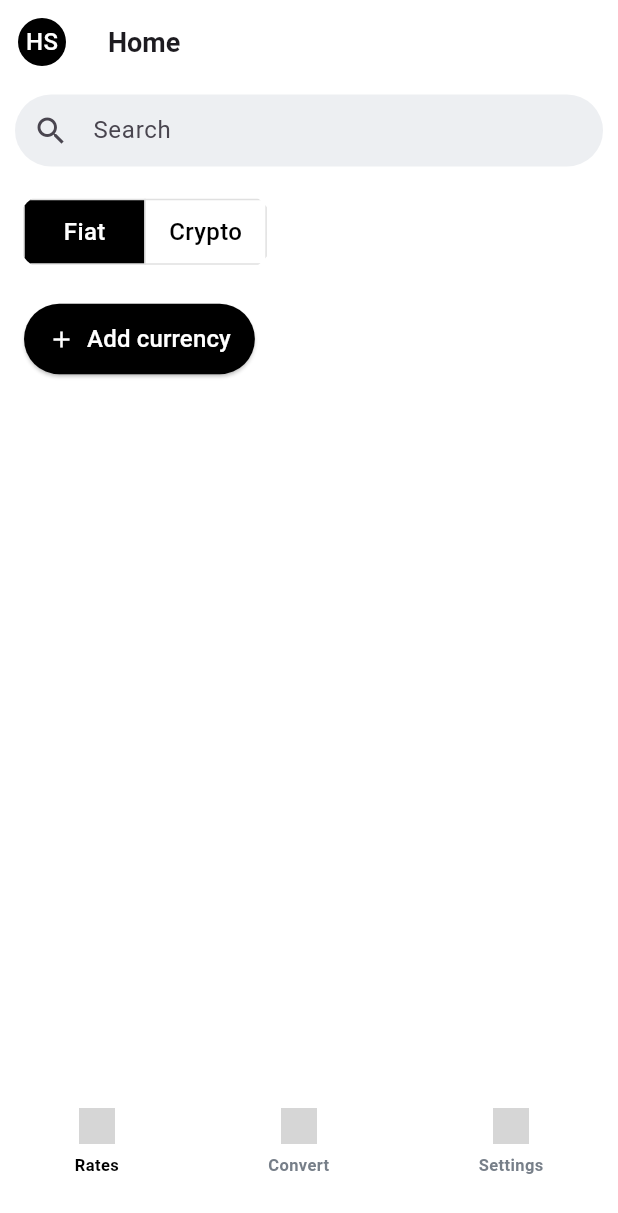
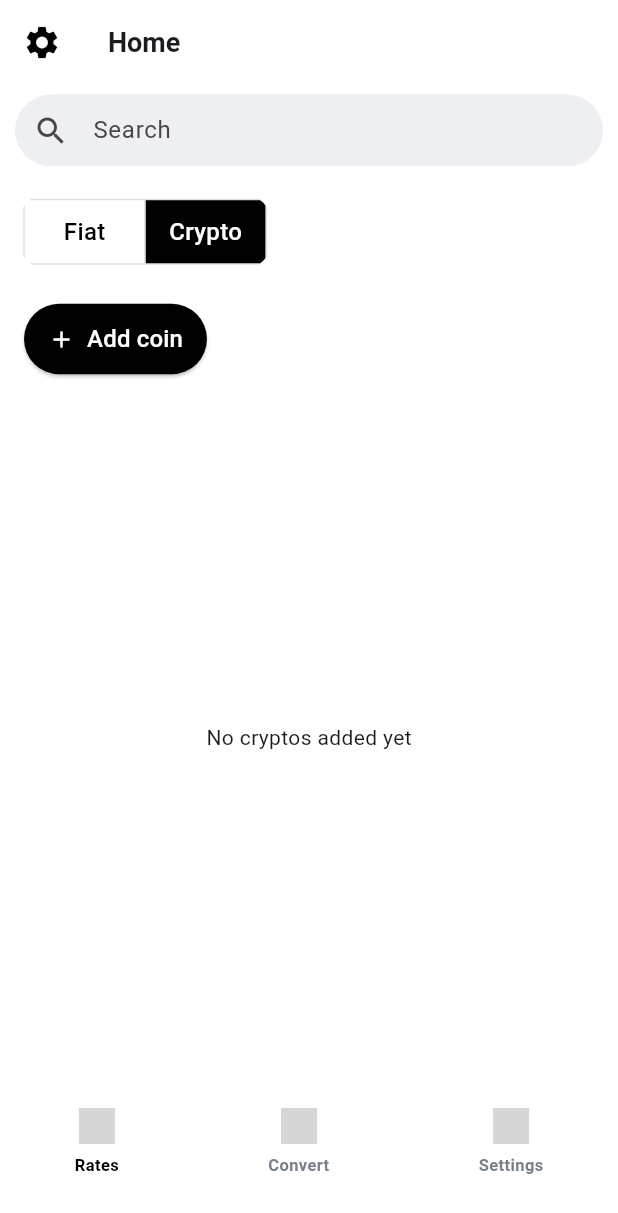
Before and after one commit to dpang117/Stellar-Converter, a Flutter app: the HomeScreen screen opened directly, on a phone screen of 412 x 824 dp. Shown: the top 1213 px of the screen. Run offline on Flutter 3.47's test engine with Material 3 defaults, Android fonts, the phone set to English and light mode, and no system bars; network calls fail; Roboto replaces fonts that are missing (SF Pro Text); grey boxes are pictures that could not be loaded.

Commit message:
refining UI

```diff
--- a/lib/main.dart
+++ b/lib/main.dart
@@ -1,6 +1,8 @@
 import 'package:flutter/material.dart';
 import 'package:flutter/services.dart';
 import 'package:stellar_converter/screens/converter.dart';
+import 'package:stellar_converter/screens/default_currency.dart';
+import 'package:stellar_converter/screens/startup.dart';
 import 'screens/login_screen.dart';
 import '../screens/currency_list.dart';
 import 'widgets/navigator.dart';
@@ -52,7 +54,7 @@ class MyApp extends StatelessWidget {
               fontSize: 12, fontWeight: FontWeight.w500), // Button text
         ),
       ),
-      home: CurrencyConverterScreen(),
+      home: StartupScreen(),
     );
   }
 }
--- a/lib/screens/home.dart
+++ b/lib/screens/home.dart
@@ -1,6 +1,7 @@
 import 'package:flutter/material.dart';
 import 'package:flutter/cupertino.dart';
-import '../widgets/navigator.dart'; // ✅ Import the BottomNavigationBarWidget
+import '../widgets/navigator.dart'; // ✅ Import BottomNavigationBarWidget
+import 'currency_list.dart'; // ✅ Import currency selection list
 
 class HomeScreen extends StatefulWidget {
   @override
@@ -8,49 +9,59 @@ class HomeScreen extends StatefulWidget {
 }
 
 class _HomeScreenState extends State<HomeScreen> {
-  String userInitials = "HS"; // Placeholder
-  String selectedCurrency = "Fiat"; // Default selection
-  int _currentIndex = 0; // ✅ Keeps track of which tab is selected
+  String selectedCurrencyMode = "Crypto"; // Default to Crypto
+  int _currentIndex = 0; // ✅ Keeps track of selected tab
+  List<String> addedFiatCurrencies = [];
+  List<String> addedCryptoCurrencies = [];
 
   /// **Handles navigation between tabs**
   void _onTabTapped(int index) {
     setState(() {
       _currentIndex = index;
     });
+  }
 
-    // TODO: Implement navigation logic for different screens
-    print("Navigated to tab: $_currentIndex");
+  /// **Open Currency List Modal**
+  void _openCurrencyList() async {
+    final result = await showModalBottomSheet<String>(
+      context: context,
+      isScrollControlled: true,
+      backgroundColor: Colors.transparent,
+      builder: (context) => CurrencyListScreen(),
+    );
+
+    if (result != null) {
+      setState(() {
+        if (selectedCurrencyMode == "Fiat") {
+          addedFiatCurrencies.add(result);
+        } else {
+          addedCryptoCurrencies.add(result);
+        }
+      });
+    }
   }
 
   @override
   Widget build(BuildContext context) {
     return Scaffold(
       appBar: appBar(context),
-      body: Stack(
-        children: [
-          Column(
+      body: Column(
         crossAxisAlignment: CrossAxisAlignment.start,
         children: [
           searchField(),
           FiatCryptoToggle(),
           addCurrencyOrCoinButton(),
+          Expanded(child: currencyListView()), // ✅ Displays added currencies
         ],
       ),
-          Positioned(
-            bottom: 0,
-            left: 0,
-            right: 0,
-            child: BottomNavigationBarWidget(
-              onTap: _onTabTapped, // ✅ Pass navigation function
-              currentIndex: _currentIndex, // ✅ Pass current selected index
-            ),
-          ),
-        ],
+      bottomNavigationBar: BottomNavigationBarWidget(
+        onTap: _onTabTapped,
+        currentIndex: _currentIndex,
       ),
     );
   }
 
-  /// **Restored Cupertino Fiat-Crypto Toggle**
+  /// **Fiat-Crypto Toggle**
   Padding FiatCryptoToggle() {
     return Padding(
       padding: const EdgeInsets.symmetric(horizontal: 10, vertical: 10),
@@ -58,7 +69,7 @@ class _HomeScreenState extends State<HomeScreen> {
         borderRadius: BorderRadius.circular(100),
         child: CupertinoSegmentedControl<String>(
           padding: EdgeInsets.all(6),
-          groupValue: selectedCurrency,
+          groupValue: selectedCurrencyMode,
           borderColor: Colors.grey.shade300,
           selectedColor: Colors.black,
           unselectedColor: Colors.white,
@@ -69,7 +80,7 @@ class _HomeScreenState extends State<HomeScreen> {
           },
           onValueChanged: (value) {
             setState(() {
-              selectedCurrency = value;
+              selectedCurrencyMode = value;
             });
           },
         ),
@@ -80,13 +91,11 @@ class _HomeScreenState extends State<HomeScreen> {
   /// **Dynamic "Add Currency / Add Coin" Button**
   Widget addCurrencyOrCoinButton() {
     String buttonText =
-        selectedCurrency == "Fiat" ? "Add currency" : "Add coin";
+        selectedCurrencyMode == "Fiat" ? "Add currency" : "Add coin";
     return Padding(
       padding: const EdgeInsets.only(left: 16, top: 10),
       child: ElevatedButton.icon(
-        onPressed: () {
-          print("$buttonText Clicked!");
-        },
+        onPressed: _openCurrencyList, // ✅ Opens the modal
         style: ElevatedButton.styleFrom(
           backgroundColor: Colors.black,
           foregroundColor: Colors.white,
@@ -104,18 +113,70 @@ class _HomeScreenState extends State<HomeScreen> {
     );
   }
 
-  /// **Builds Each Segment for Cupertino Toggle**
-  Widget _buildSegment(String text) {
+  /// **Displays List of Added Currencies**
+  Widget currencyListView() {
+    List<String> displayedCurrencies = selectedCurrencyMode == "Fiat"
+        ? addedFiatCurrencies
+        : addedCryptoCurrencies;
+
+    return displayedCurrencies.isEmpty
+        ? Center(
+            child: Text("No ${selectedCurrencyMode.toLowerCase()}s added yet"))
+        : ListView.builder(
+            itemCount: displayedCurrencies.length,
+            itemBuilder: (context, index) {
+              return currencyCard(displayedCurrencies[index]);
+            },
+          );
+  }
+
+  /// **Card for a Currency**
+  Widget currencyCard(String currency) {
     return Padding(
-      padding: EdgeInsets.symmetric(vertical: 10, horizontal: 16),
-      child: Text(
-        text,
+      padding: const EdgeInsets.symmetric(horizontal: 16, vertical: 5),
+      child: Container(
+        decoration: BoxDecoration(
+          color: Colors.blue, // ✅ Same blue color as the UI
+          borderRadius: BorderRadius.circular(16),
+        ),
+        padding: EdgeInsets.all(16),
+        child: Row(
+          mainAxisAlignment: MainAxisAlignment.spaceBetween,
+          children: [
+            Text(
+              currency,
               style: TextStyle(
-          fontSize: 16,
-          fontWeight: FontWeight.w500,
-          color: selectedCurrency == text ? Colors.white : Colors.black,
+                fontSize: 18,
+                fontWeight: FontWeight.w600,
+                color: Colors.white,
               ),
             ),
+            Text(
+              "\$0.00", // Placeholder for price
+              style: TextStyle(
+                fontSize: 18,
+                fontWeight: FontWeight.w600,
+                color: Colors.white,
+              ),
+            ),
+          ],
+        ),
+      ),
+    );
+  }
+
+  /// **App Bar with Settings Icon**
+  AppBar appBar(BuildContext context) {
+    return AppBar(
+      title: Text('Home', style: Theme.of(context).textTheme.titleLarge),
+      leading: IconButton(
+        icon: Icon(Icons.settings, size: 26, color: Colors.black),
+        onPressed: () {
+          Navigator.pushNamed(context, "/settings");
+        },
+      ),
+      backgroundColor: Colors.transparent,
+      elevation: 0,
     );
   }
 
@@ -140,32 +201,16 @@ class _HomeScreenState extends State<HomeScreen> {
     );
   }
 
-  /// **App Bar**
-  AppBar appBar(BuildContext context) {
-    return AppBar(
-      title: Text('Home', style: Theme.of(context).textTheme.titleLarge),
-      leading: GestureDetector(
-        onTap: () {
-          print("Settings Clicked!");
-        },
-        child: Container(
-          margin: const EdgeInsets.all(12),
-          width: 30,
-          height: 30,
-          decoration: BoxDecoration(
-            color: Colors.black,
-            shape: BoxShape.circle,
-          ),
-          child: Center(
+  /// **Helper function for Cupertino Toggle**
+  Widget _buildSegment(String text) {
+    return Padding(
+      padding: EdgeInsets.symmetric(vertical: 10, horizontal: 16),
       child: Text(
-              userInitials,
+        text,
         style: TextStyle(
-                color: Colors.white,
           fontSize: 16,
           fontWeight: FontWeight.w500,
-              ),
-            ),
-          ),
+          color: selectedCurrencyMode == text ? Colors.white : Colors.black,
         ),
       ),
     );
--- a/lib/widgets/navigator.dart
+++ b/lib/widgets/navigator.dart
@@ -1,4 +1,5 @@
 import 'package:flutter/material.dart';
+import '../screens/converter.dart'; // ✅ Import the Converter screen
 
 class BottomNavigationBarWidget extends StatelessWidget {
   final Function(int) onTap;
@@ -25,30 +26,37 @@ class BottomNavigationBarWidget extends StatelessWidget {
             width: double.infinity, // ✅ Full width
             height: 57,
             decoration: BoxDecoration(
-              color: Color.fromARGB(255, 255, 255,
-                  255), // ✅ Same background as navbar (removes border)
+              color: Color.fromARGB(
+                  255, 255, 255, 255), // ✅ Match navbar background
             ),
             child: Row(
               mainAxisAlignment:
                   MainAxisAlignment.spaceAround, // ✅ More spacing between icons
               children: [
                 _buildNavItem(
+                  context: context,
                   iconUrl:
                       'https://storage.googleapis.com/codeless-app.appspot.com/uploads%2Fimages%2F0RpF6FSRdmiMICj6rvpB%2F744271db-4caf-47a9-b3a0-475418495f2f.png',
                   label: "Rates",
                   index: 0,
+                  destination: null, // No navigation for this yet
                 ),
                 _buildNavItem(
+                  context: context,
                   iconUrl:
                       'https://storage.googleapis.com/codeless-app.appspot.com/uploads%2Fimages%2F0RpF6FSRdmiMICj6rvpB%2F86a38a16-eb77-42f5-9559-b3be44f70834.png',
                   label: "Convert",
                   index: 1,
+                  destination:
+                      CurrencyConverterScreen(), // ✅ Navigates to Converter
                 ),
                 _buildNavItem(
+                  context: context,
                   iconUrl:
                       'https://storage.googleapis.com/codeless-app.appspot.com/uploads%2Fimages%2F0RpF6FSRdmiMICj6rvpB%2Fd9cb1c6f-dea2-4bfb-85cf-2d67709faf0b.png',
                   label: "Settings",
                   index: 2,
+                  destination: null, // No navigation for this yet
                 ),
               ],
             ),
@@ -59,12 +67,22 @@ class BottomNavigationBarWidget extends StatelessWidget {
   }
 
   Widget _buildNavItem({
+    required BuildContext context,
     required String iconUrl,
     required String label,
     required int index,
+    Widget? destination, // ✅ Allows navigation to a new screen
   }) {
     return GestureDetector(
-      onTap: () => onTap(index),
+      onTap: () {
+        onTap(index);
+        if (destination != null) {
+          Navigator.push(
+            context,
+            MaterialPageRoute(builder: (context) => destination),
+          );
+        }
+      },
       child: Padding(
         padding:
             const EdgeInsets.symmetric(horizontal: 20), // ✅ Adds more spacing
```
Also changed, not shown: lib/screens/converter.dart (+80 -78 lines), lib/screens/default_currency.dart (added, +122 -0 lines), lib/screens/startup.dart (added, +49 -0 lines), pubspec.yaml (+2 -31 lines), pubspec.lock, 7 other files. Lines whose indentation alone changed are shown as unchanged.
